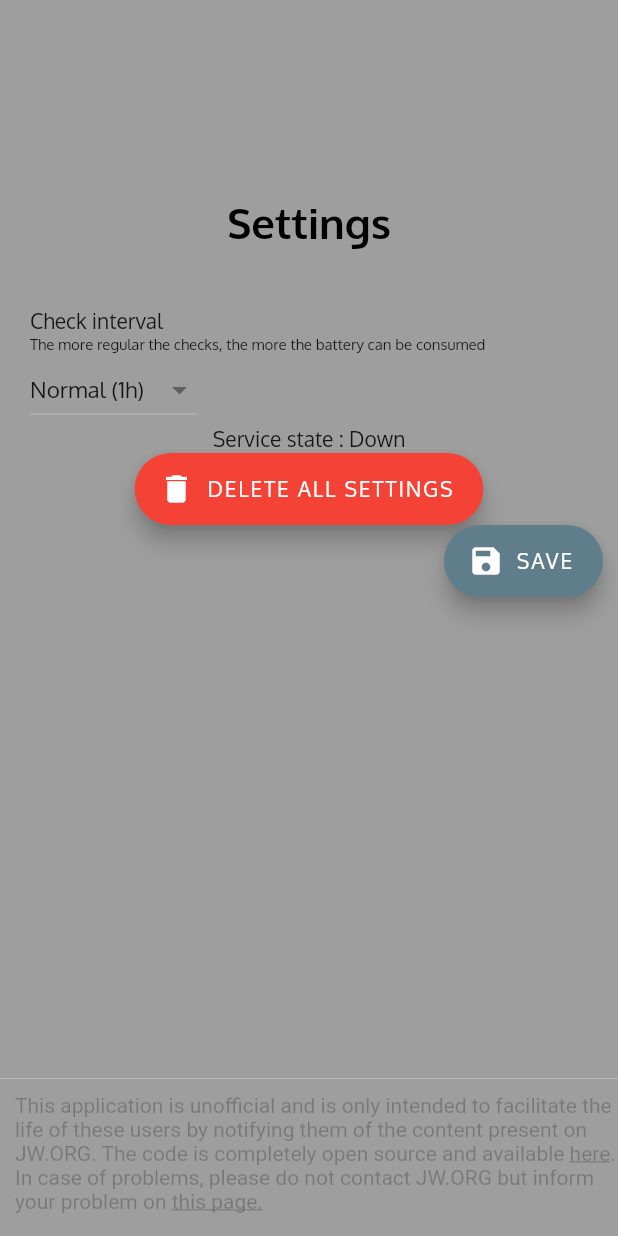
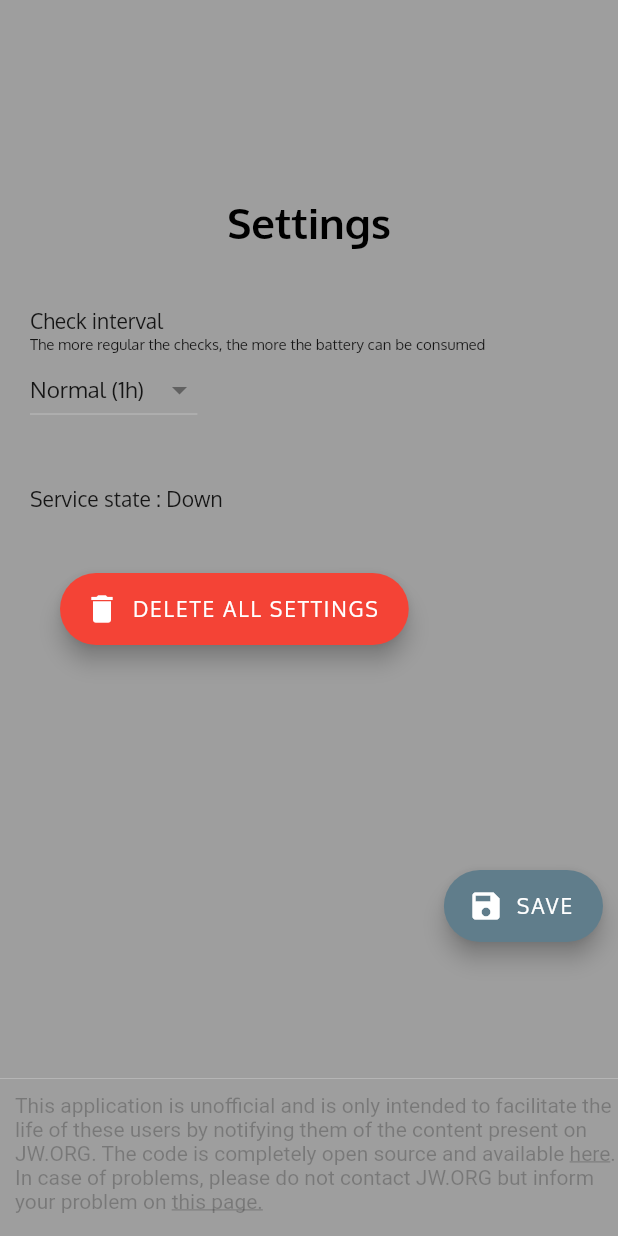
Before and after one commit to Teckinfor/JWNotifyer, a Flutter app: the screen it shows after launch, after a tap on "Settings", on a phone screen of 412 x 824 dp. Run offline on Flutter 3.47's test engine with Material 2 defaults, Android fonts, the phone set to English and light mode, and no system bars; our stand-ins replace flutter_local_notifications; missing offline and left inert: flutter_background_service, flutter_background_service_android, requests, restart_app.

Commit message:
changement UI Settings page

```diff
--- a/jwnotifyer/lib/settings.dart
+++ b/jwnotifyer/lib/settings.dart
@@ -103,7 +103,11 @@ class _SettingsState extends State<Settings> {
                         })
                   ],
                 ),
-                StreamBuilder<Map<String, dynamic>?>(
+                Row(
+                  children: [
+                    Container(
+                      margin: const EdgeInsets.only(top: 40, bottom: 40),
+                      child: StreamBuilder<Map<String, dynamic>?>(
                         stream: FlutterBackgroundService().on('state'),
                         builder: (context, snapshot) {
                           if (!snapshot.hasData) {
@@ -113,13 +117,22 @@ class _SettingsState extends State<Settings> {
                           }
                         },
                       ),
-                FloatingActionButton.extended(
+                    )
+                  ],
+                ),
+                Row(
+                  mainAxisAlignment: MainAxisAlignment.start,
+                  children: [
+                    Container(
+                      margin: const EdgeInsets.only(left: 20, bottom: 150),
+                      child: FloatingActionButton.extended(
                         onPressed: () {
                           // Confirmation
                           showDialog(
                               context: context,
                               builder: (context) {
-                          return StatefulBuilder(builder: (context, setState) {
+                                return StatefulBuilder(
+                                    builder: (context, setState) {
                                   return AlertDialog(
                                       title: const Text("WAIT !"),
                                       content: SingleChildScrollView(
@@ -152,6 +165,9 @@ class _SettingsState extends State<Settings> {
                         icon: const Icon(Icons.delete),
                         label: const Text("DELETE ALL SETTINGS"),
                       ),
+                    ),
+                  ],
+                )
               ]),
             ),
             Align(
@@ -175,7 +191,7 @@ class _SettingsState extends State<Settings> {
     );
   }
 
-  void deleteAllContent() async{
+  void deleteAllContent() async {
     final directory = await getApplicationDocumentsDirectory();
     File('$directory/ActiveLanguages.json').delete();
     File('$directory/Settings.json').delete();
```
Lines whose indentation alone changed are shown as unchanged.
